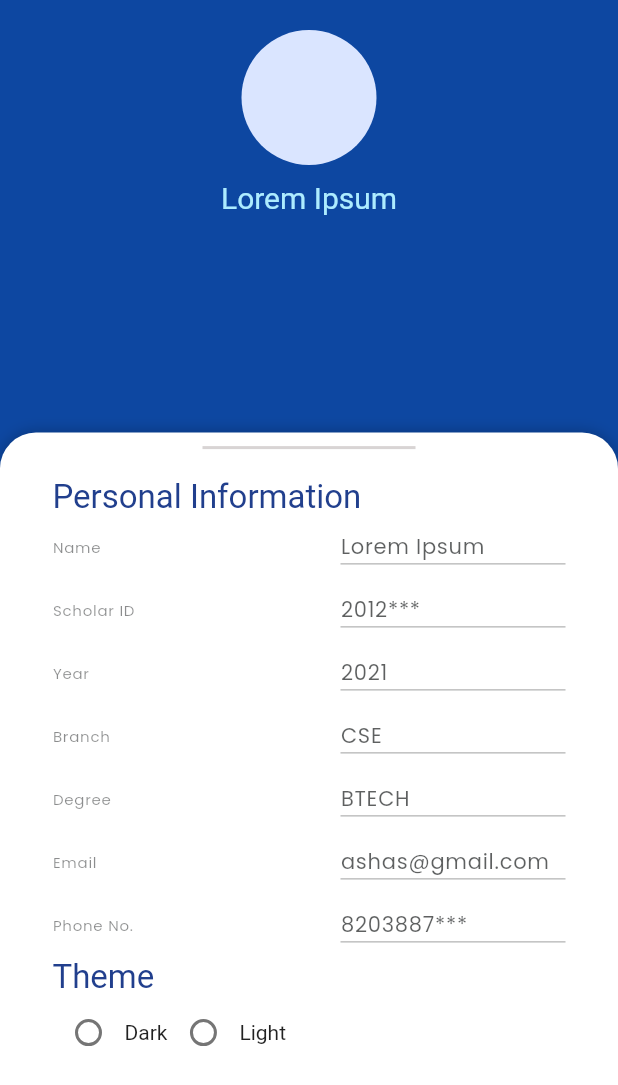
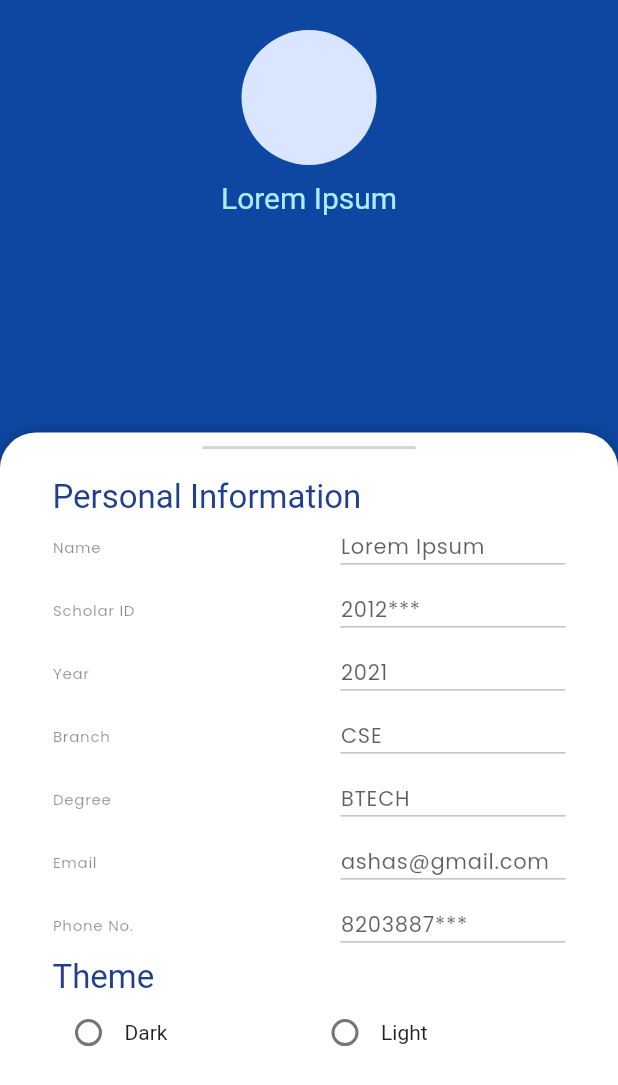
Before and after one commit to NIT-Silchar-Org/efficacy-user, a Flutter app: the AccountScreen screen opened directly, on a phone screen of 412 x 824 dp. Shown: the top 1085 px of the screen. Run offline on Flutter 3.47's test engine with Material 2 defaults, Android fonts, the phone set to English and light mode, and no system bars; drawn by our look-alikes of group_radio_button, sliding_up_panel; our stand-ins replace dio, dropdown_button2, expandable, firebase_auth, firebase_core, flutter_lorem and 7 more; missing offline and left inert: flutter_portal; accounts and stored records are empty.

Commit message:
Fixed Rendering Issue in Account Screen

```diff
--- a/lib/main.dart
+++ b/lib/main.dart
@@ -69,7 +69,8 @@ class _MyAppState extends State<MyApp> {
                     const ExploreScreen(),
                 FeedScreen.route: (BuildContext context) => const FeedScreen(),
                 SignIn.route: (BuildContext context) => const SignIn(),
-                SubscriptionPage.route: (BuildContext context) => const SubscriptionPage(),
+                SubscriptionPage.route: (BuildContext context) =>
+                    const SubscriptionPage(),
               },
             ),
           ),
--- a/lib/pages/account_screen.dart
+++ b/lib/pages/account_screen.dart
@@ -13,6 +13,7 @@ class AccountScreen extends StatefulWidget {
 
 class _AccountScreenState extends State<AccountScreen> {
   int _selectedIndex = 0;
+
   BorderRadiusGeometry sheetRadius = const BorderRadius.only(
     topLeft: Radius.circular(24.0),
     topRight: Radius.circular(24.0),
@@ -79,7 +80,7 @@ class _AccountScreenState extends State<AccountScreen> {
           child: Padding(
             padding: const EdgeInsets.fromLTRB(35, 0, 35, 0),
             child: ListView(
-              // crossAxisAlignment: CrossAxisAlignment.start,
+              // scrollDirection: Axis.vertical,
               shrinkWrap: false,
               controller: sc,
               children: [
@@ -110,19 +111,23 @@ class _AccountScreenState extends State<AccountScreen> {
                 ),
                 Row(
                   children: [
-                    RadioButton(
+                    Expanded(
+                      child: RadioButton(
                         description: "Dark",
                         value: "Dark",
                         onChanged: (S) {
-                        setState(() {});
+                          //setState(() {});
                         },
                         groupValue: 2,
                       ),
-                    RadioButton(
+                    ),
+                    Expanded(
+                      child: RadioButton(
                         description: "Light",
                         value: "Light",
                         onChanged: (S) {},
                         groupValue: 2,
+                      ),
                     ),
                   ],
                 ),
```
Also changed, not shown: pubspec.lock. Lines whose indentation alone changed are shown as unchanged.
